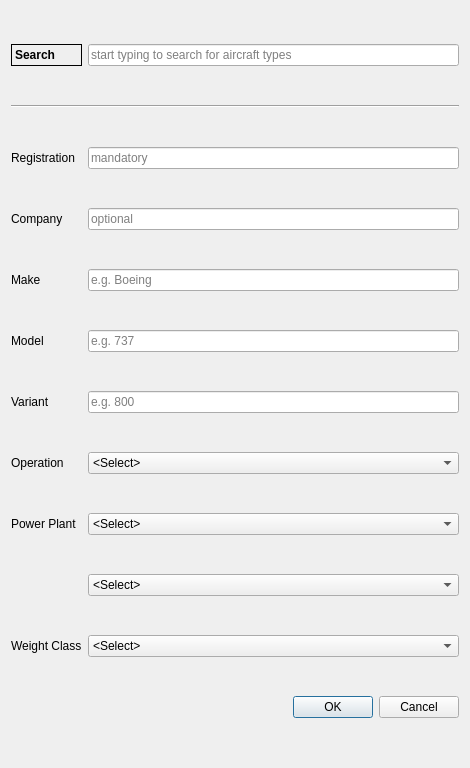
First picture: the form in src/gui/dialogues/newtail.ui, repository fiffty-50/openPilotLog, before the edit.
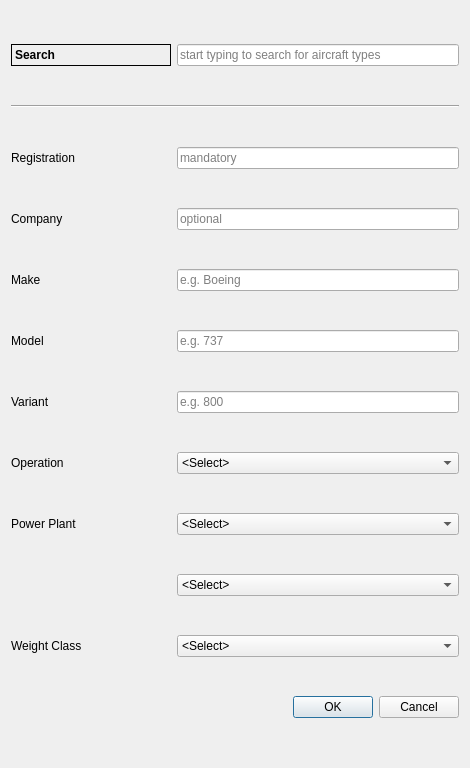
Second picture: the form after the edit.

```diff
--- a/src/gui/dialogues/newtail.ui
+++ b/src/gui/dialogues/newtail.ui
@@ -16,6 +16,12 @@
   <layout class="QGridLayout" name="gridLayout">
    <item row="7" column="0">
     <widget class="QLabel" name="operationLabel">
+     <property name="minimumSize">
+      <size>
+       <width>160</width>
+       <height>0</height>
+      </size>
+     </property>
      <property name="text">
       <string>Operation</string>
      </property>
@@ -43,6 +49,12 @@
    </item>
    <item row="6" column="0">
     <widget class="QLabel" name="variantLabel">
+     <property name="minimumSize">
+      <size>
+       <width>160</width>
+       <height>0</height>
+      </size>
+     </property>
      <property name="text">
       <string>Variant</string>
      </property>
@@ -82,6 +94,12 @@
    </item>
    <item row="10" column="0">
     <widget class="QLabel" name="weightLabel">
+     <property name="minimumSize">
+      <size>
+       <width>160</width>
+       <height>0</height>
+      </size>
+     </property>
      <property name="text">
       <string>Weight Class</string>
      </property>
@@ -118,6 +136,12 @@
    </item>
    <item row="2" column="0">
     <widget class="QLabel" name="registrationLabel">
+     <property name="minimumSize">
+      <size>
+       <width>160</width>
+       <height>0</height>
+      </size>
+     </property>
      <property name="text">
       <string>Registration</string>
      </property>
@@ -125,6 +149,12 @@
    </item>
    <item row="5" column="0">
     <widget class="QLabel" name="modelLabel">
+     <property name="minimumSize">
+      <size>
+       <width>160</width>
+       <height>0</height>
+      </size>
+     </property>
      <property name="text">
       <string>Model</string>
      </property>
@@ -132,6 +162,12 @@
    </item>
    <item row="3" column="0">
     <widget class="QLabel" name="companyLabel">
+     <property name="minimumSize">
+      <size>
+       <width>160</width>
+       <height>0</height>
+      </size>
+     </property>
      <property name="text">
       <string>Company</string>
      </property>
@@ -176,6 +212,12 @@
    </item>
    <item row="0" column="0">
     <widget class="QLabel" name="searchLabel">
+     <property name="minimumSize">
+      <size>
+       <width>160</width>
+       <height>0</height>
+      </size>
+     </property>
      <property name="font">
       <font>
        <weight>75</weight>
@@ -224,6 +266,12 @@
    </item>
    <item row="8" column="0">
     <widget class="QLabel" name="powerPlantLabel">
+     <property name="minimumSize">
+      <size>
+       <width>160</width>
+       <height>0</height>
+      </size>
+     </property>
      <property name="text">
       <string>Power Plant</string>
      </property>
@@ -231,6 +279,12 @@
    </item>
    <item row="4" column="0">
     <widget class="QLabel" name="makeLabel">
+     <property name="minimumSize">
+      <size>
+       <width>160</width>
+       <height>0</height>
+      </size>
+     </property>
      <property name="text">
       <string>Make</string>
      </property>
```
Left out of the diff: 2 changed lines with no effect on the pictures.
